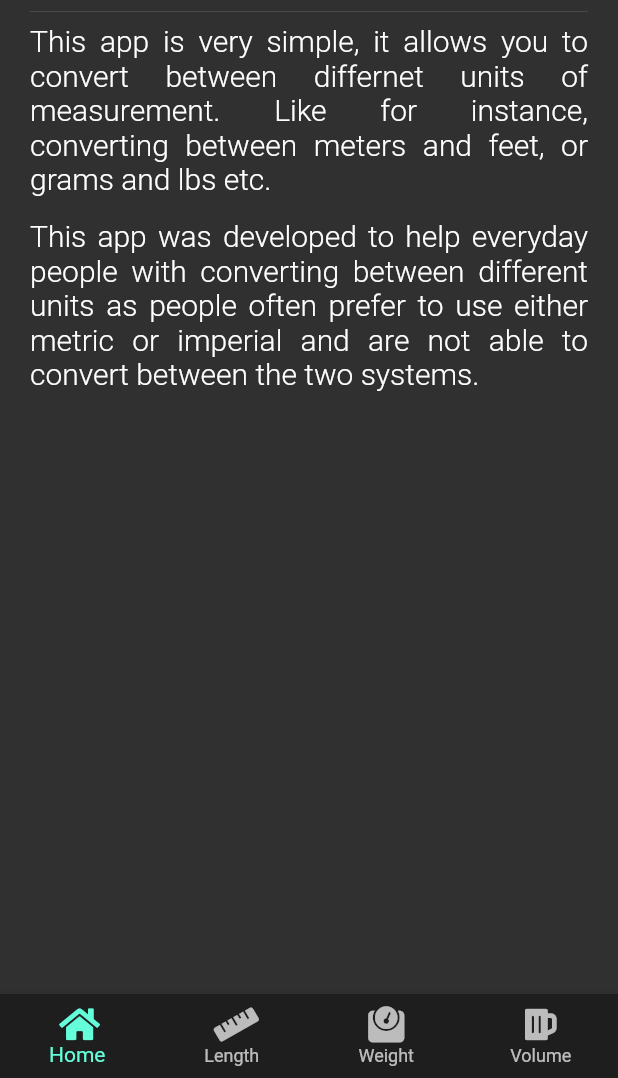
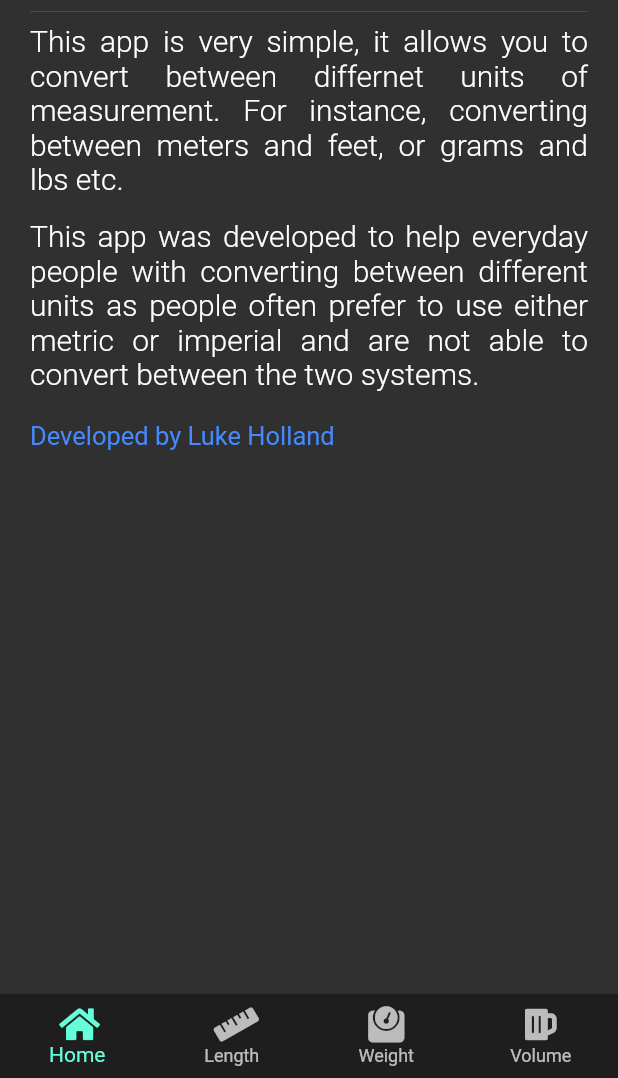
Before and after one commit to AmazonPriime/Flutter-Conversions, a Flutter app: the screen it shows after launch, on a phone screen of 412 x 824 dp, the part 158-1236 px from its top. Run offline on Flutter 3.47's test engine with Material 2 defaults, Android fonts, the phone set to English and light mode, and no system bars; our stand-ins replace font_awesome_flutter.

Commit message:
Updated home page with a link to the github repo

```diff
--- a/code/conversions/lib/constants.dart
+++ b/code/conversions/lib/constants.dart
@@ -9,3 +9,5 @@ const kHeadingTextStyle = TextStyle(
     fontSize: 25,
     fontWeight: FontWeight.bold
 );
+
+const kDevURL = 'https://github.com/AmazonPriime/Flutter-Conversions';
--- a/code/conversions/lib/screens/home_screen.dart
+++ b/code/conversions/lib/screens/home_screen.dart
@@ -1,5 +1,7 @@
 import 'package:conversions/constants.dart';
 import 'package:flutter/material.dart';
+
+import 'package:url_launcher/url_launcher.dart';
 
 class Home extends StatefulWidget {
   static final String title = 'Home';
@@ -22,7 +24,7 @@ class _HomeState extends State<Home> {
         Divider(),
         Text(
           'This app is very simple, it allows you to convert between differnet units of measurement. '
-          'Like for instance, converting between meters and feet, or grams and lbs etc.',
+          'For instance, converting between meters and feet, or grams and lbs etc.',
           style: kBlockTextStyle,
           textAlign: TextAlign.justify,
         ),
@@ -34,6 +36,22 @@ class _HomeState extends State<Home> {
           textAlign: TextAlign.justify,
         ),
         SizedBox(height: 20),
+        InkWell(
+          child: Text(
+            'Developed by Luke Holland',
+            textAlign: TextAlign.justify,
+            style: TextStyle(
+              color: Colors.blueAccent,
+              fontSize: 17
+            ),
+          ),
+          onTap: () async {
+            if (await canLaunch(kDevURL)) {
+              await launch(kDevURL);
+            }
+          },
+        ),
+        SizedBox(height: 20),
       ],
     );
   }
--- a/code/conversions/pubspec.yaml
+++ b/code/conversions/pubspec.yaml
@@ -25,6 +25,7 @@ dependencies:
   cupertino_icons: ^0.1.2
   font_awesome_flutter: ^8.8.1
   provider: ^4.0.5
+  url_launcher: ^5.4.5
 
 dev_dependencies:
   flutter_test:
```
Also changed, not shown: code/conversions/pubspec.lock, 3 other files.
